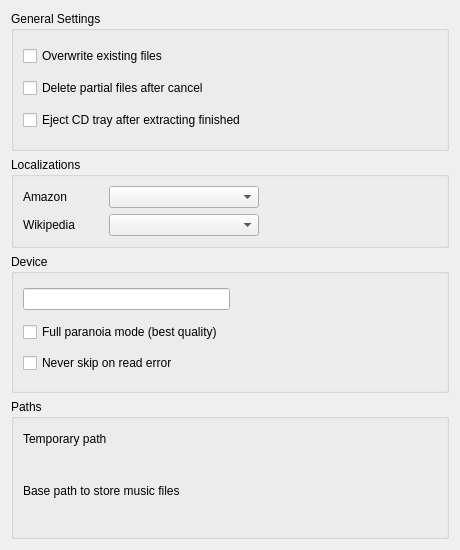
Above: widgets/generalsettingswidgetUI.ui from marco-mania/audex-old before the change. Below: the same form after it.
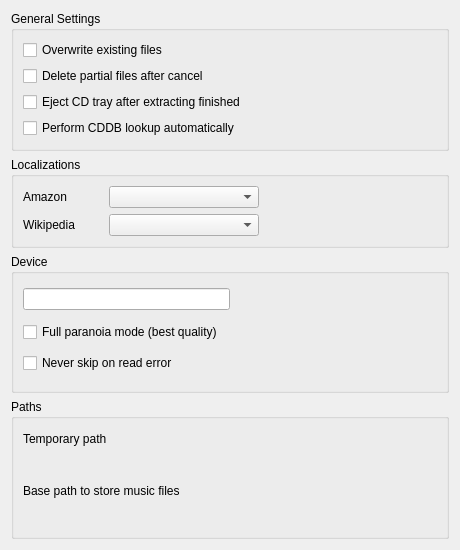
That is the form after the change. Custom widgets are drawn as their Qt base class.

Patch:
```diff
--- a/widgets/generalsettingswidgetUI.ui
+++ b/widgets/generalsettingswidgetUI.ui
@@ -36,27 +36,38 @@
      <property name="title" >
       <string>General Settings</string>
      </property>
-     <layout class="QGridLayout" >
+     <layout class="QGridLayout" name="gridLayout_3" >
       <item row="0" column="0" >
+       <layout class="QVBoxLayout" name="verticalLayout" >
+        <item>
        <widget class="QCheckBox" name="kcfg_overwriteExistingFiles" >
         <property name="text" >
          <string>Overwrite existing files</string>
         </property>
        </widget>
       </item>
-      <item row="1" column="0" >
+        <item>
        <widget class="QCheckBox" name="kcfg_deletePartialFiles" >
         <property name="text" >
          <string>Delete partial files after cancel</string>
         </property>
        </widget>
       </item>
-      <item row="2" column="0" >
+        <item>
        <widget class="QCheckBox" name="kcfg_ejectCDTray" >
         <property name="text" >
          <string>Eject CD tray after extracting finished</string>
         </property>
        </widget>
+        </item>
+        <item>
+         <widget class="QCheckBox" name="kcfg_cddbLookupAuto" >
+          <property name="text" >
+           <string>Perform CDDB lookup automatically</string>
+          </property>
+         </widget>
+        </item>
+       </layout>
       </item>
      </layout>
     </widget>
```
Lines whose indentation alone changed are shown as unchanged.
